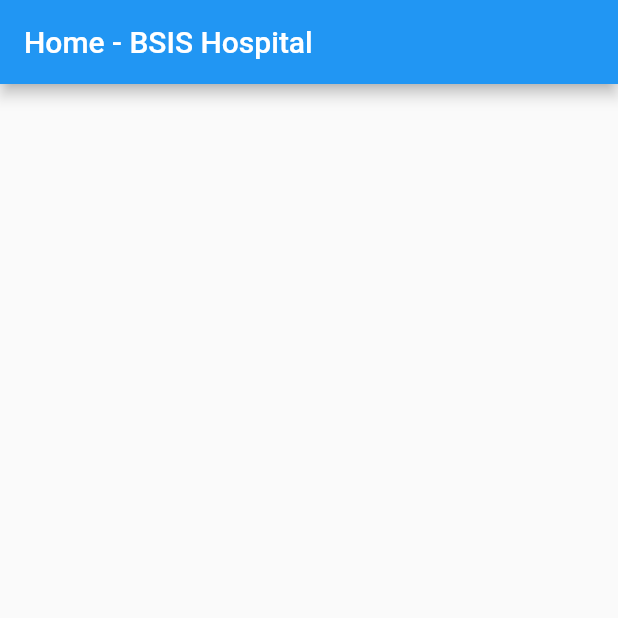
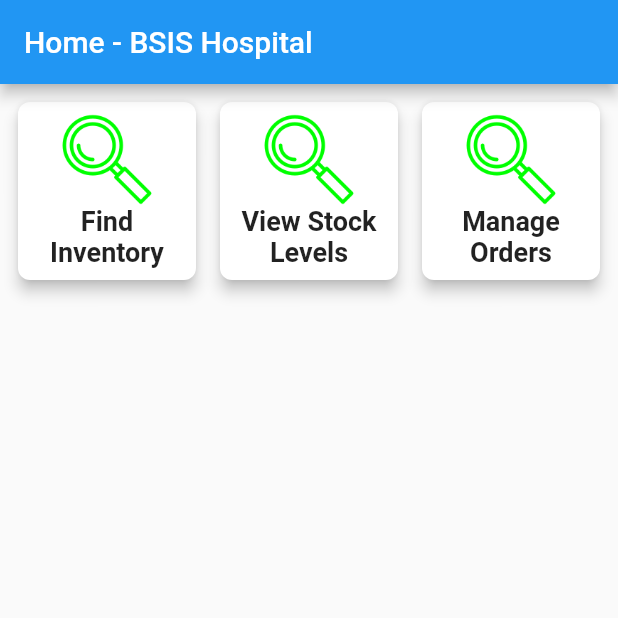
Before and after one commit to mubarakadem/bsis-hospital, a Flutter app: the screen it shows after launch, on a phone screen of 412 x 824 dp, the top half of it. Run offline on Flutter 3.47's test engine with Material 2 defaults, Android fonts, the light colour scheme and no system bars; our stand-ins replace go_router.

```diff
--- a/lib/home/feature_card.dart
+++ b/lib/home/feature_card.dart
@@ -9,7 +9,7 @@ class FeatureCard extends StatelessWidget {
 
   @override
   Widget build(BuildContext context) {
-    return GestureDetector(
+    return InkWell(
       onTap: onPressed,
       child: Card(
         shape: const RoundedRectangleBorder(
@@ -23,7 +23,7 @@ class FeatureCard extends StatelessWidget {
               children: [
                 const Expanded(
                     child: Image(
-                  image: AssetImage("images/find.png"),
+                  image: AssetImage("assets/images/find.png"),
                   height: 64,
                   width: 64,
                 )),
--- a/lib/home/home.dart
+++ b/lib/home/home.dart
@@ -16,7 +16,11 @@ class HomeScreen extends StatelessWidget {
           crossAxisSpacing: 8,
           padding: const EdgeInsets.all(8),
           children: [
-
+            FeatureCard(onPressed: () => {
+              debugPrint("Find inventory clicked")
+            }, title: "Find Inventory"),
+            FeatureCard(onPressed: () => {}, title: "View Stock Levels"),
+            FeatureCard(onPressed: () => {}, title: "Manage Orders"),
           ],
         ),
       ),
```
Also changed, not shown: pubspec.yaml (+8 -3 lines), pubspec.lock.
